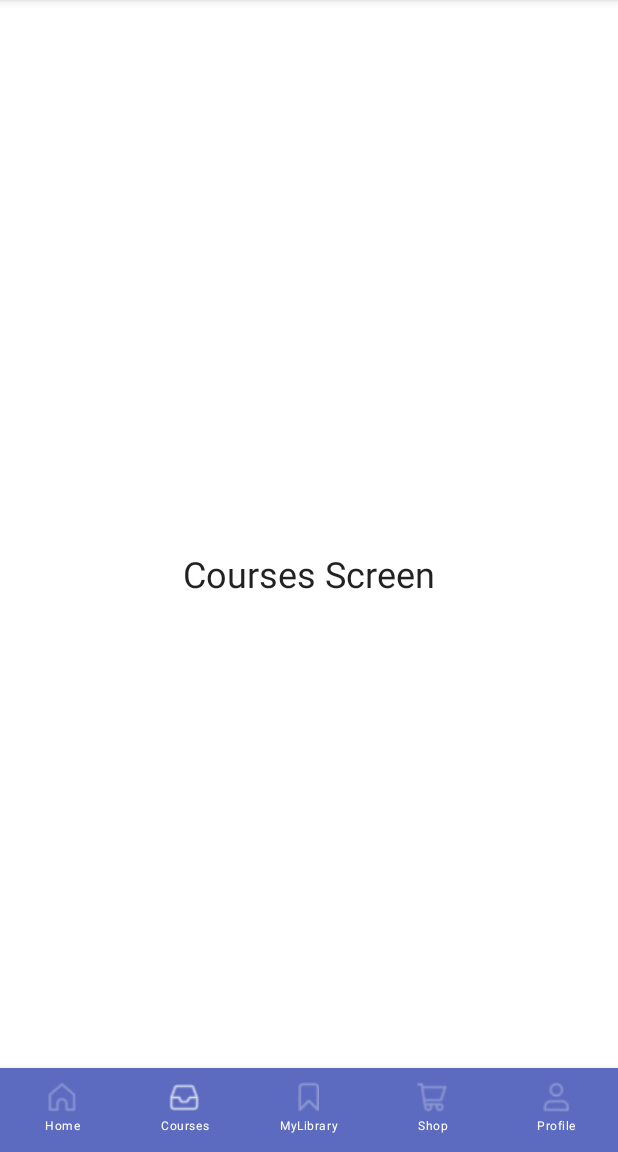
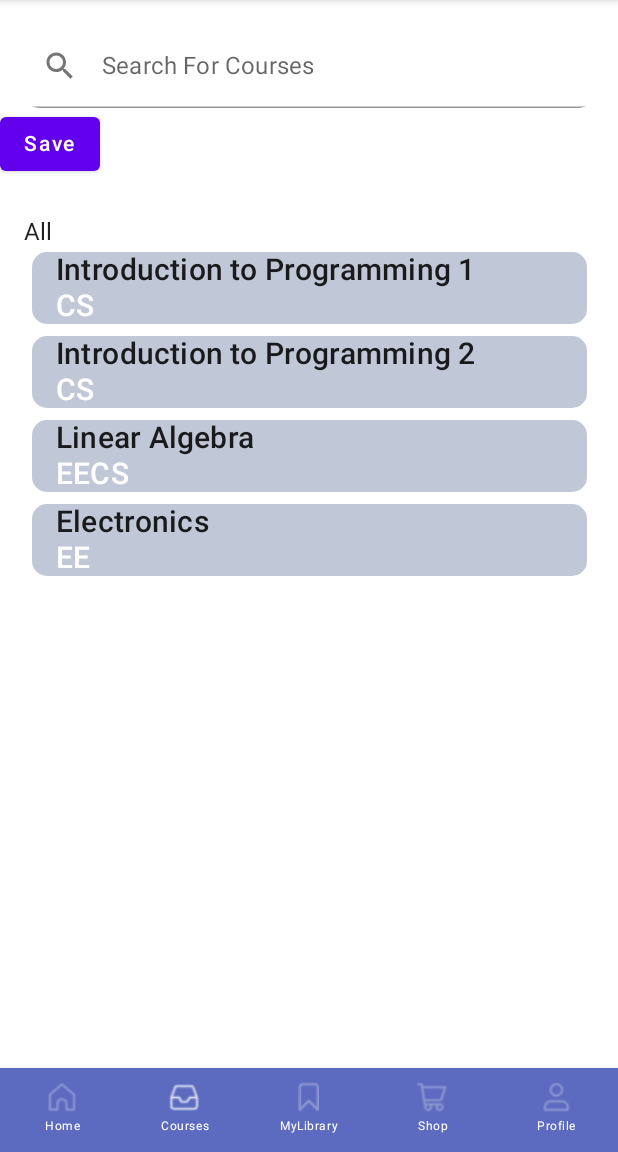
Before and after one commit to Notist-Software-Studio/Notist, an Android app built with Jetpack Compose: the screen it shows after launch (MainActivity), item 2 of the bottom bar chosen, on a phone screen of 412 x 824 dp, the part 84-1236 px from its top. Run offline under Robolectric (Android 15) with nearby library versions, the phone set to English and light mode, and no system bars; our stand-ins replace Firebase (no records; nobody signed in at launch, a user with empty details on screens opened directly).

Commit message:
refactor structure

```diff
--- a/app/src/main/AndroidManifest.xml
+++ b/app/src/main/AndroidManifest.xml
@@ -2,7 +2,10 @@
 <manifest xmlns:android="http://schemas.android.com/apk/res/android"
     xmlns:tools="http://schemas.android.com/tools"
     package="com.example.notist">
-
+    <uses-permission android:name="android.permission.INTERNET" />
+    <uses-permission android:name="android.permission.ACCESS_NETWORK_STATE" />
+    <uses-permission-sdk-23 android:name="android.permission.INTERNET" />
+    <uses-permission-sdk-23 android:name="android.permission.ACCESS_NETWORK_STATE" />
     <application
         android:allowBackup="true"
         android:dataExtractionRules="@xml/data_extraction_rules"
--- a/app/src/main/java/com/example/notist/MainActivity.kt
+++ b/app/src/main/java/com/example/notist/MainActivity.kt
@@ -14,6 +14,7 @@ import com.example.notist.navigation.NavRoutes
 import com.example.notist.ui.theme.NotistTheme
 import com.example.notist.presentation.bar.bottomNavigation
 import com.example.notist.presentation.bar.upNavigation
+import com.example.notist.presentation.courses.MyCourseApp
 import com.example.notist.presentation.screens.Home
 import com.example.notist.presentation.screens.Courses
 import com.example.notist.presentation.screens.Profile
@@ -21,6 +22,7 @@ import com.example.notist.presentation.screens.MyLibrary
 import com.example.notist.presentation.screens.Shop
 
 class MainActivity : ComponentActivity() {
+
     override fun onCreate(savedInstanceState: Bundle?) {
         super.onCreate(savedInstanceState)
         setContent {
@@ -50,7 +52,7 @@ fun NotistApp() {
                 startDestination = NavRoutes.Home.route
             ) {
                 composable(NavRoutes.Home.route) { Home() }
-                composable(NavRoutes.Courses.route) { Courses() }
+                composable(NavRoutes.Courses.route) { MyCourseApp() }
                 composable(NavRoutes.Profile.route) { Profile() }
                 composable(NavRoutes.MyLibrary.route) { MyLibrary() }
                 composable(NavRoutes.Shop.route) { Shop() }
--- a/app/src/main/java/com/example/notist/navigation/NavRoutes.kt
+++ b/app/src/main/java/com/example/notist/navigation/NavRoutes.kt
@@ -11,9 +11,7 @@ sealed class NavRoutes(
     object Home: NavRoutes("home", R.string.bottom_navigation_home, R.drawable.home)
     object Courses: NavRoutes("courses", R.string.bottom_navigation_courses, R.drawable.course)
     object Profile: NavRoutes("profile", R.string.bottom_navigation_profile, R.drawable.shape)
-    object MyLibrary: NavRoutes("myLibrary",
-        R.string.bottom_navigation_myLibrary,
-        R.drawable.library
-    )
+    object MyLibrary: NavRoutes("myLibrary", R.string.bottom_navigation_myLibrary, R.drawable.library)
     object Shop: NavRoutes("shop", R.string.bottom_navigation_shop, R.drawable.shopping)
+
 }
--- a/app/src/main/java/com/example/notist/presentation/courses/CourseScreen.kt
+++ b/app/src/main/java/com/example/notist/presentation/courses/CourseScreen.kt
@@ -1,5 +1,6 @@
 package com.example.notist.presentation.courses
 
+import android.widget.Toast
 import androidx.annotation.StringRes
 import androidx.compose.foundation.background
 import androidx.compose.foundation.layout.*
@@ -9,11 +10,12 @@ import androidx.compose.foundation.shape.RoundedCornerShape
 import androidx.compose.material.*
 import androidx.compose.material.icons.Icons
 import androidx.compose.material.icons.filled.Search
-import androidx.compose.runtime.Composable
+import androidx.compose.runtime.*
 import androidx.compose.ui.Alignment
 import androidx.compose.ui.Modifier
 import androidx.compose.ui.draw.clip
 import androidx.compose.ui.graphics.Color
+import androidx.compose.ui.platform.LocalContext
 import androidx.compose.ui.res.colorResource
 import androidx.compose.ui.res.stringResource
 import androidx.compose.ui.tooling.preview.Preview
@@ -23,16 +25,23 @@ import com.example.notist.R
 import com.example.notist.presentation.bar.bottomNavigation
 import com.example.notist.presentation.bar.upNavigation
 import com.example.notist.ui.theme.NotistTheme
+import com.google.firebase.database.ktx.database
+import com.google.firebase.ktx.Firebase
 
+val database = Firebase.database
+val myRef = database.getReference("message")
 @Composable
 fun SearchBar(
     modifier: Modifier = Modifier
 ) {
     // Implement composable here
+    var className by remember { mutableStateOf("")}
+    val context = LocalContext.current
 
+    Column() {
         TextField(
-        value = "",
-        onValueChange = {},
+            value = className,
+            onValueChange = {className = it},
             leadingIcon = {
                 Icon(
                     imageVector = Icons.Default.Search,
@@ -50,7 +59,17 @@ fun SearchBar(
                 .heightIn(min = 56.dp)
                 .clip(shape = RoundedCornerShape(10.dp))
         )
+        Button(
+            onClick = {
+                Toast.makeText(context, "$className",Toast.LENGTH_LONG).show()
+                myRef.setValue("Hello World")
+            },
+            content = {Text(text="Save")}
+        )
     }
+
+}
+
 private data class StringPair(
     @StringRes val class_name: Int,
     @StringRes val major: Int
@@ -95,9 +114,7 @@ fun CourseBar(
                 start = 16.dp
             )
         )
-
     }
-
 }
 
 @Composable
@@ -154,8 +171,6 @@ fun MyCourseApp(){
 
     NotistTheme {
         Scaffold(
-            topBar = { upNavigation() },
-            bottomBar = { bottomNavigation(navController = navController) }
         ) { padding ->
             HomeScreen(Modifier.padding(padding))
         }
--- a/app/src/main/java/com/example/notist/presentation/screens/Courses.kt
+++ /dev/null
@@ -1,19 +0,0 @@
-package com.example.notist.presentation.screens
-
-import androidx.compose.foundation.layout.*
-import androidx.compose.material.*
-import androidx.compose.runtime.*
-import androidx.compose.ui.Alignment
-import androidx.compose.ui.Modifier
-
-@Composable
-fun Courses() {
-
-    Box(
-        modifier = Modifier
-            .fillMaxSize(),
-        contentAlignment = Alignment.Center
-    ) {
-        Text("Courses Screen", style = MaterialTheme.typography.h5)
-    }
-}
--- a/build.gradle
+++ b/build.gradle
@@ -1,6 +1,9 @@
 buildscript {
     ext {
         compose_version = '1.1.0-beta01'
+    }
+    dependencies {
+        classpath 'com.google.gms:google-services:4.3.10'
     }
 }
 plugins {
```
Also changed, not shown: app/build.gradle (+7 -1 lines), app/src/main/java/com/example/notist/presentation/home/Home.kt (renamed from app/src/main/java/com/example/notist/presentation/screens/Home.kt), app/src/main/java/com/example/notist/presentation/mylibrary/MyLibrary.kt (renamed from app/src/main/java/com/example/notist/presentation/screens/MyLibrary.kt), app/src/main/java/com/example/notist/presentation/profile/Profile.kt (renamed from app/src/main/java/com/example/notist/presentation/screens/Profile.kt), app/src/main/java/com/example/notist/presentation/shop/Shop.kt (renamed from app/src/main/java/com/example/notist/presentation/screens/Shop.kt), 1 other file. Lines whose indentation alone changed are shown as unchanged.
